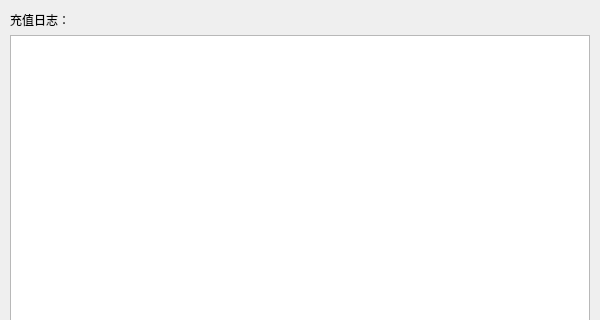
Qt form android/main.ui (zzmx-sudo/mangguo_vip) before a commit; both pictures show x 0 to 600 and y 0 to 320 of the 600 by 460 pixel window.
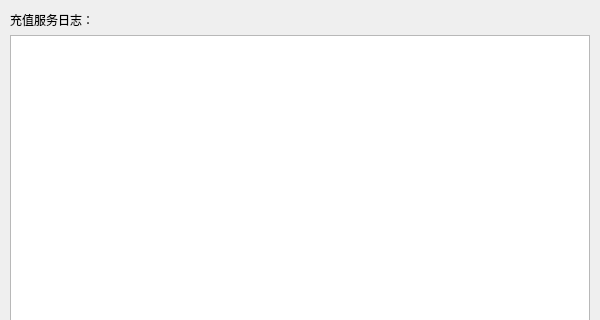
The same form after that commit.

The edit to the form file:
```diff
--- a/android/main.ui
+++ b/android/main.ui
@@ -50,7 +50,7 @@
          </size>
         </property>
         <property name="text">
-         <string>充值日志：</string>
+         <string>充值服务日志：</string>
         </property>
        </widget>
       </item>
```
